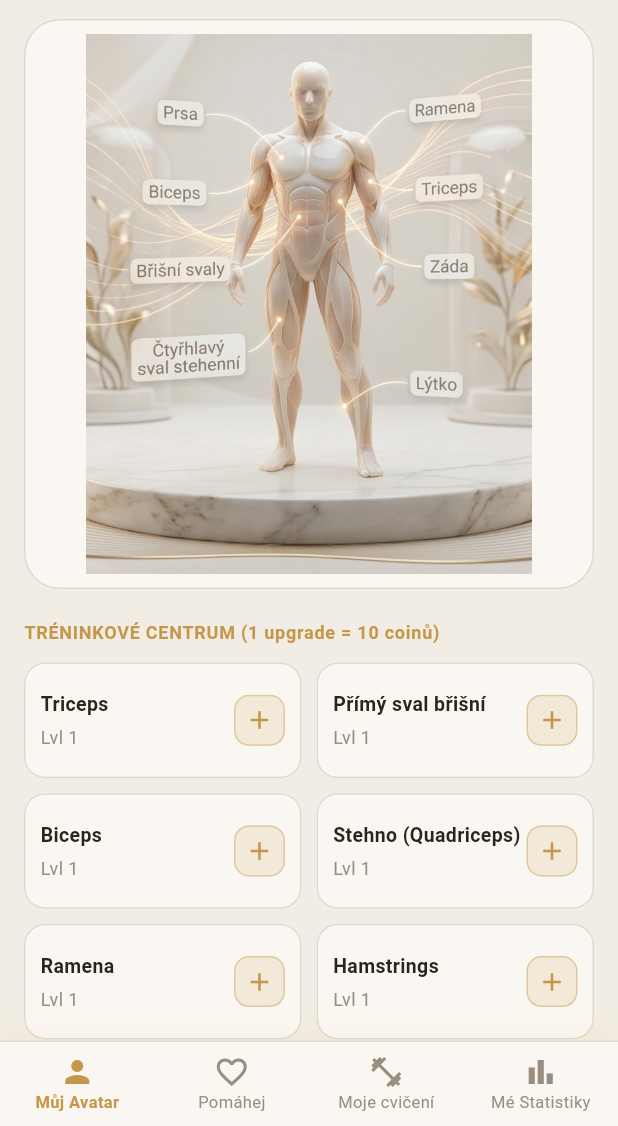
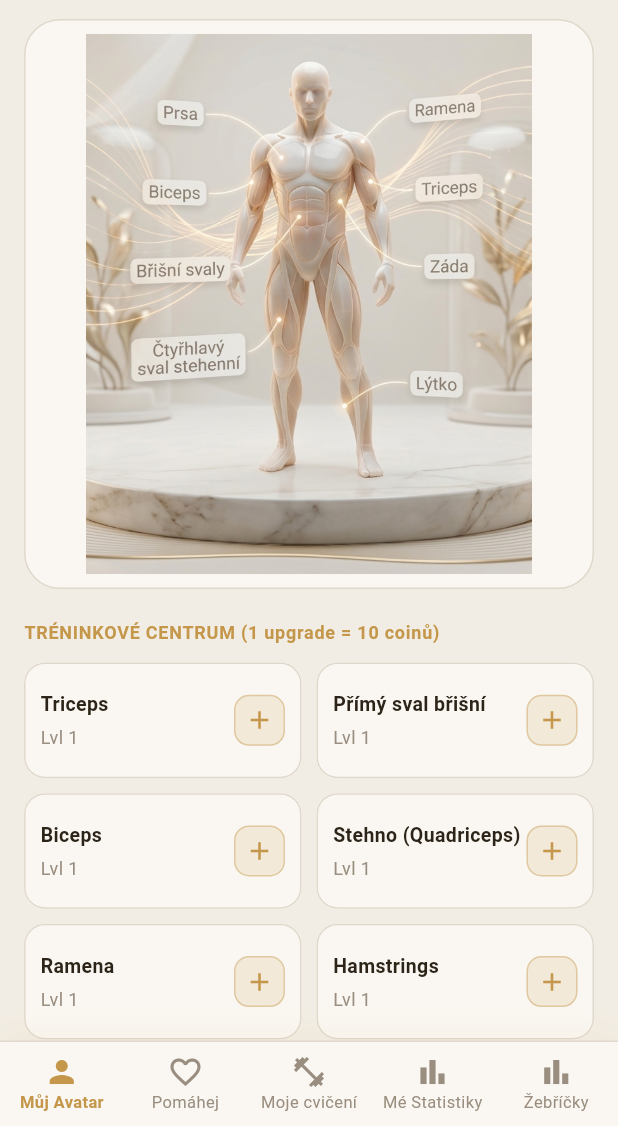
Before and after one commit to Dominik-Jarabek/premium-sport-rpg, a Flutter app: the screen it shows after launch, on a phone screen of 412 x 824 dp, the part 110-1236 px from its top. Run offline on Flutter 3.47's test engine with Material 3 defaults, Android fonts, the phone set to English and light mode, and no system bars.

Commit message:
Update Flutter app

```diff
--- a/lib/main.dart
+++ b/lib/main.dart
@@ -390,6 +390,11 @@ class _HlavniNavigaceState extends State<HlavniNavigace> {
               icon: Icon(Icons.bar_chart_outlined),
               activeIcon: Icon(Icons.bar_chart),
               label: 'Mé Statistiky',
+            ),
+            BottomNavigationBarItem(
+              icon: Icon(Icons.bar_chart_outlined),
+              activeIcon: Icon(Icons.bar_chart),
+              label: 'Žebříčky',
             ),
           ],
         ),
```
